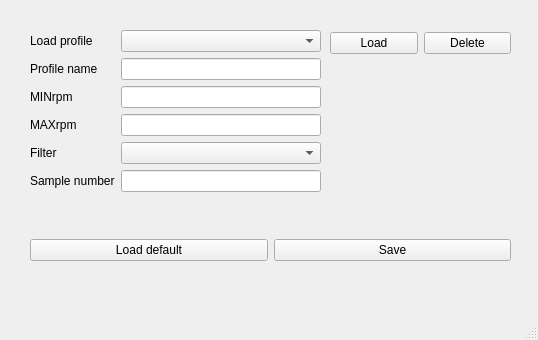
The window that ProfileCreator/mainwindow.ui (mikoepf/Arduino-Speedometer) describes before a commit, drawn with Qt 5.
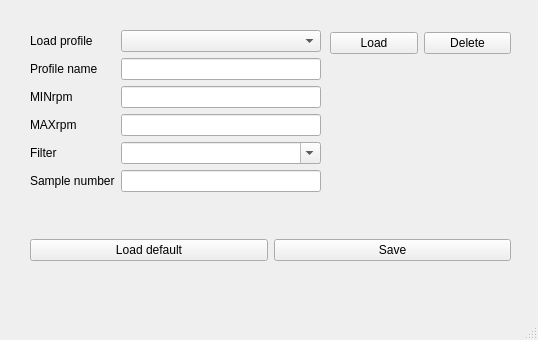
The same window after the commit.

Commit message: Basic load button function has been implemented and tested.

```diff
--- a/ProfileCreator/mainwindow.ui
+++ b/ProfileCreator/mainwindow.ui
@@ -72,7 +72,11 @@
       </widget>
      </item>
      <item row="4" column="1">
-      <widget class="QComboBox" name="filterComboBox"/>
+      <widget class="QComboBox" name="filterComboBox">
+       <property name="editable">
+        <bool>true</bool>
+       </property>
+      </widget>
      </item>
      <item row="5" column="0">
       <widget class="QLabel" name="sample_numberLabel">
```
Left out of the diff: 2 changed lines with no effect on the pictures. The commit also changes 4 other files.
